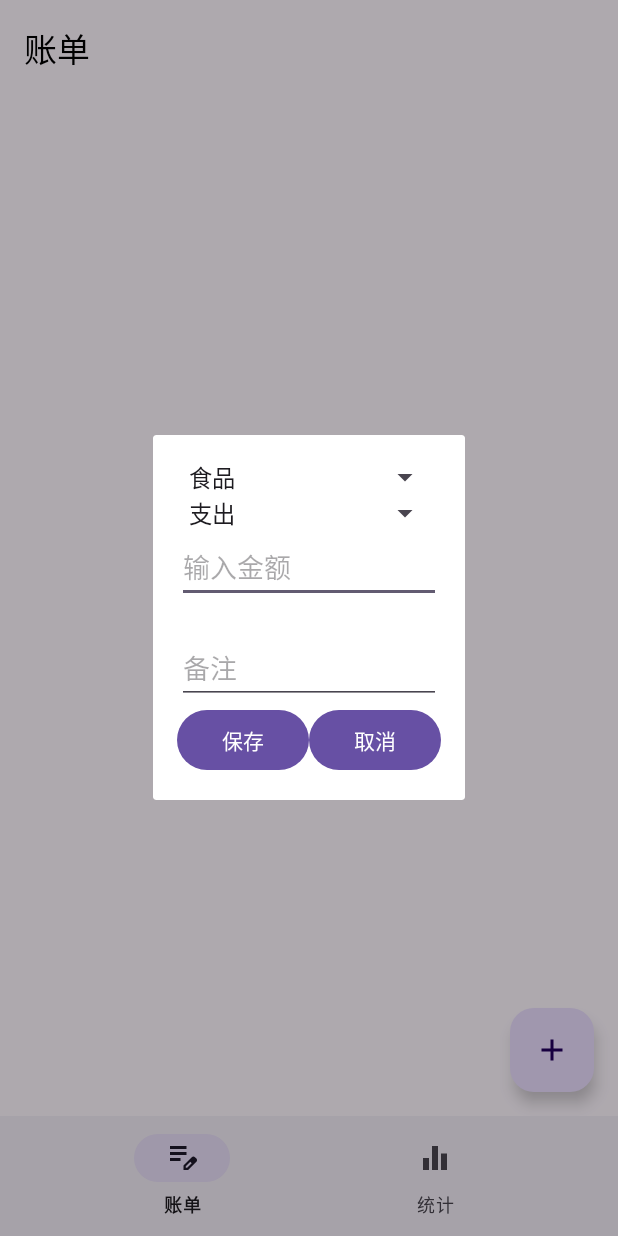
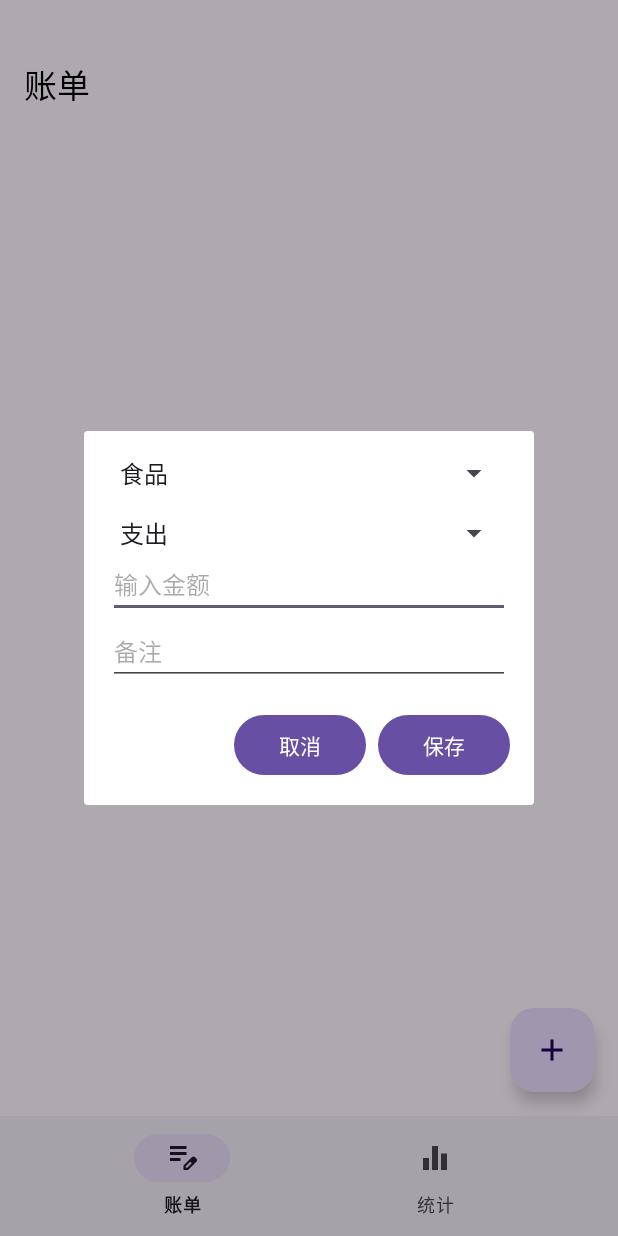
Before and after one commit to Dqc117266/book-keeping, an Android app: the screen it shows after launch (MainActivity), after a tap on "添加", on a phone screen of 412 x 824 dp. Run offline under Robolectric (Android 15) with nearby library versions, the phone set to English and light mode, and no system bars; our stand-ins replace Room's generated code, navigation-ui.

Commit message:
详情页面

```diff
--- a/app/build.gradle
+++ b/app/build.gradle
@@ -64,7 +64,8 @@ dependencies {
     annotationProcessor libs.room.compiler
     implementation libs.navigation.ui.ktx
 
-    implementation 'com.github.PhilJay:MPAndroidChart:v3.1.0'
+//    implementation 'com.github.PhilJay:MPAndroidChart:v3.1.0'
+    implementation libs.chart
 
     testImplementation libs.junit
     androidTestImplementation libs.androidx.junit
--- a/app/src/main/AndroidManifest.xml
+++ b/app/src/main/AndroidManifest.xml
@@ -15,6 +15,9 @@
         android:theme="@style/Theme.Bookkeeping"
         tools:targetApi="31">
         <activity
+            android:name=".presentation.screen.activity.BillDetailActivity"
+            android:exported="false" />
+        <activity
             android:name=".MainActivity"
             android:exported="true">
             <intent-filter>
--- a/app/src/main/java/com/exmple/book_keeping/data/database/RecordDao.java
+++ b/app/src/main/java/com/exmple/book_keeping/data/database/RecordDao.java
@@ -23,7 +23,7 @@ public interface RecordDao {
     @Delete
     void delete(Record record);
 
-    @Query("SELECT * FROM records")
+    @Query("SELECT * FROM records ORDER BY id DESC")
     LiveData<List<Record>> getAllRecords();
 
     @Query("SELECT * FROM records WHERE type = :type")
--- a/app/src/main/java/com/exmple/book_keeping/data/database/model/Record.java
+++ b/app/src/main/java/com/exmple/book_keeping/data/database/model/Record.java
@@ -3,9 +3,11 @@ package com.exmple.book_keeping.data.database.model;
 import androidx.room.Entity;
 import androidx.room.PrimaryKey;
 
+import java.io.Serializable;
+
 // Record.java
 @Entity(tableName = "records")
-public class Record {
+public class Record implements Serializable {
     @PrimaryKey(autoGenerate = true)
     public int id;
 
--- a/app/src/main/java/com/exmple/book_keeping/presentation/screen/adapter/RecordAdapter.java
+++ b/app/src/main/java/com/exmple/book_keeping/presentation/screen/adapter/RecordAdapter.java
@@ -4,11 +4,13 @@ import android.annotation.SuppressLint;
 import android.view.LayoutInflater;
 import android.view.View;
 import android.view.ViewGroup;
+
 import androidx.annotation.NonNull;
 import androidx.appcompat.app.AlertDialog;
 import androidx.recyclerview.widget.DiffUtil;
 import androidx.recyclerview.widget.ListAdapter;
 import androidx.recyclerview.widget.RecyclerView;
+
 import com.exmple.book_keeping.databinding.ItemRecordBinding;
 import com.exmple.book_keeping.data.database.model.Record;
 
@@ -18,15 +20,22 @@ public class RecordAdapter extends ListAdapter<Record, RecordAdapter.RecordViewH
         void onItemDelete(Record record);
     }
 
+    public interface OnItemClickListener {
+        void onItemClick(Record record);
+    }
+
     private static final int VIEW_TYPE_YEAR = 1;
     private static final int VIEW_TYPE_MONTH = 2;
     private static final int VIEW_TYPE_RECORD = 3;
 
     private OnItemDeleteListener onItemDeleteListener;
+    private OnItemClickListener onItemClickListener;
 
-    public RecordAdapter(OnItemDeleteListener onItemDeleteListener) {
+    public RecordAdapter(OnItemDeleteListener onItemDeleteListener, OnItemClickListener onItemClickListener) {
         super(DIFF_CALLBACK);
+
         this.onItemDeleteListener = onItemDeleteListener;
+        this.onItemClickListener = onItemClickListener;
     }
 
     @NonNull
@@ -41,6 +50,11 @@ public class RecordAdapter extends ListAdapter<Record, RecordAdapter.RecordViewH
     public void onBindViewHolder(@NonNull RecordViewHolder holder, int position) {
         Record record = getItem(position);
         holder.bind(record);
+        holder.itemView.setOnClickListener(view -> {
+            if (onItemClickListener != null) {
+                onItemClickListener.onItemClick(record);
+            }
+        });
     }
 
     class RecordViewHolder extends RecyclerView.ViewHolder {
--- a/app/src/main/java/com/exmple/book_keeping/presentation/screen/dialog/AddRecordDialog.java
+++ b/app/src/main/java/com/exmple/book_keeping/presentation/screen/dialog/AddRecordDialog.java
@@ -37,7 +37,6 @@ public class AddRecordDialog extends DialogFragment {
     private Spinner spinnerCategory;
     private Spinner spinnerType;
     private EditText editTextAmount;
-    private TextView textViewDate;
     private EditText editTextNote;
 
     public static AddRecordDialog newInstance() {
@@ -80,10 +79,7 @@ public class AddRecordDialog extends DialogFragment {
         spinnerCategory = view.findViewById(R.id.spinnerCategory);
         spinnerType = view.findViewById(R.id.spinnerType);
         editTextAmount = view.findViewById(R.id.editTextAmount);
-        textViewDate = view.findViewById(R.id.textViewDate);
         editTextNote = view.findViewById(R.id.editTextNote);
-
-        textViewDate.setText("");
 
         view.findViewById(R.id.buttonSave).setOnClickListener(v -> saveRecord());
         view.findViewById(R.id.buttonCancel).setOnClickListener(v -> dismiss());
--- a/app/src/main/java/com/exmple/book_keeping/presentation/screen/fragment/BillFragment.java
+++ b/app/src/main/java/com/exmple/book_keeping/presentation/screen/fragment/BillFragment.java
@@ -1,27 +1,31 @@
 package com.exmple.book_keeping.presentation.screen.fragment;
 
+import android.content.Intent;
 import android.os.Bundle;
 import android.view.LayoutInflater;
 import android.view.View;
 import android.view.ViewGroup;
+import android.widget.AdapterView;
 
 import androidx.annotation.NonNull;
 import androidx.annotation.Nullable;
+import androidx.constraintlayout.widget.ConstraintLayout;
 import androidx.fragment.app.Fragment;
 import androidx.lifecycle.ViewModelProvider;
 import androidx.recyclerview.widget.LinearLayoutManager;
 
 import com.exmple.book_keeping.data.database.model.Record;
 import com.exmple.book_keeping.databinding.FragmentBillBinding;
+import com.exmple.book_keeping.presentation.screen.activity.BillDetailActivity;
 import com.exmple.book_keeping.presentation.screen.adapter.RecordAdapter;
 import com.exmple.book_keeping.presentation.screen.dialog.AddRecordDialog;
+import com.exmple.book_keeping.presentation.util.StatusBarUtil;
 import com.exmple.book_keeping.presentation.viewmodel.RecordViewModel;
 
 public class BillFragment extends Fragment {
     private FragmentBillBinding binding;
     private RecordViewModel recordViewModel;
     private RecordAdapter recordAdapter;
-
 
     @Override
     public View onCreateView(LayoutInflater inflater, ViewGroup container, Bundle savedInstanceState) {
@@ -34,6 +38,11 @@ public class BillFragment extends Fragment {
         super.onViewCreated(view, savedInstanceState);
         recordViewModel = new ViewModelProvider(this).get(RecordViewModel.class);
 
+        int statusBarHeight = StatusBarUtil.getStatusBarHeight(getContext());
+        ConstraintLayout.MarginLayoutParams params = (ConstraintLayout.MarginLayoutParams) binding.toolbar.getLayoutParams();
+        params.setMargins(0, statusBarHeight, 0, 0);
+        binding.toolbar.setLayoutParams(params);
+
         binding.fabAdd.setOnClickListener(v -> {
             AddRecordDialog.newInstance().show(getParentFragmentManager(), "AddRecordDialog");
         });
@@ -42,6 +51,14 @@ public class BillFragment extends Fragment {
             @Override
             public void onItemDelete(Record record) {
                 recordViewModel.deleteRecord(record);
+            }
+        }, new RecordAdapter.OnItemClickListener() {
+
+            @Override
+            public void onItemClick(Record record) {
+                Intent intent = new Intent(getContext(), BillDetailActivity.class);
+                intent.putExtra("record", record);
+                startActivity(intent);
             }
         });
         binding.recyclerView.setLayoutManager(new LinearLayoutManager(getContext()));
--- /dev/null
+++ b/app/src/main/java/com/exmple/book_keeping/presentation/util/StatusBarUtil.java
@@ -0,0 +1,64 @@
+package com.exmple.book_keeping.presentation.util;
+
+import android.content.Context;
+import android.content.res.Resources;
+import android.util.DisplayMetrics;
+import android.util.TypedValue;
+
+public class StatusBarUtil {
+
+    /**
+     * 获取状态栏的高度
+     * @param context 上下文
+     * @return 状态栏高度（以像素为单位）
+     */
+    public static int getStatusBarHeight(Context context) {
+        int statusBarHeight = 0;
+        int resourceId = context.getResources().getIdentifier("status_bar_height", "dimen", "android");
+        if (resourceId > 0) {
+            statusBarHeight = context.getResources().getDimensionPixelSize(resourceId);
+        }
+        return statusBarHeight;
+    }
+
+    /**
+     * 获取底部导航栏的高度
+     * @param context 上下文
+     * @return 底部导航栏高度（以像素为单位）
+     */
+    public static int getNavigationBarHeight(Context context) {
+        int navigationBarHeight = 0;
+        Resources resources = context.getResources();
+        int resourceId = resources.getIdentifier("navigation_bar_height", "dimen", "android");
+        if (resourceId > 0) {
+            navigationBarHeight = resources.getDimensionPixelSize(resourceId);
+        }
+        return navigationBarHeight;
+    }
+
+    /**
+     * 将 dp 转换为像素
+     * @param context 上下文
+     * @param dp dp 值
+     * @return 像素值
+     */
+    public static int dpToPx(Context context, int dp) {
+        return Math.round(TypedValue.applyDimension(TypedValue.COMPLEX_UNIT_DIP, dp, context.getResources().getDisplayMetrics()));
+    }
+
+    public static int getScreenWidth(Context context) {
+        // 获取屏幕宽度
+        DisplayMetrics displayMetrics = context.getResources().getDisplayMetrics();
+        return displayMetrics.widthPixels;
+    }
+
+    /**
+     * 将像素转换为 dp
+     * @param context 上下文
+     * @param px 像素值
+     * @return dp 值
+     */
+    public static int pxToDp(Context context, int px) {
+        return Math.round(px / context.getResources().getDisplayMetrics().density);
+    }
+}
--- a/app/src/main/res/layout/dialog_add_record.xml
+++ b/app/src/main/res/layout/dialog_add_record.xml
@@ -4,6 +4,12 @@
     android:layout_height="wrap_content"
     android:orientation="vertical"
     android:padding="16dp">
+
+
+    <LinearLayout
+        android:layout_width="268dp"
+        android:layout_height="wrap_content"
+        android:orientation="vertical">
 
         <Spinner
             android:id="@+id/spinnerCategory"
@@ -15,6 +21,7 @@
             android:id="@+id/spinnerType"
             android:layout_width="match_parent"
             android:layout_height="wrap_content"
+            android:layout_marginTop="16dp"
             android:hint="Type" />
 
         <EditText
@@ -22,31 +29,22 @@
             android:layout_width="match_parent"
             android:layout_height="wrap_content"
             android:hint="输入金额"
+            android:textSize="16sp"
             android:inputType="numberDecimal" />
-
-    <TextView
-        android:id="@+id/textViewDate"
-        android:layout_width="match_parent"
-        android:layout_height="wrap_content"
-        android:text="Current Date" />
 
         <EditText
             android:id="@+id/editTextNote"
             android:layout_width="match_parent"
             android:layout_height="wrap_content"
+            android:textSize="16sp"
             android:hint="备注" />
 
         <LinearLayout
             android:layout_width="match_parent"
             android:layout_height="wrap_content"
             android:orientation="horizontal"
+            android:layout_marginTop="16dp"
             android:gravity="end">
-
-        <Button
-            android:id="@+id/buttonSave"
-            android:layout_width="wrap_content"
-            android:layout_height="wrap_content"
-            android:text="保存" />
 
             <Button
                 android:id="@+id/buttonCancel"
@@ -54,5 +52,15 @@
                 android:layout_height="wrap_content"
                 android:text="取消" />
 
+            <Button
+                android:id="@+id/buttonSave"
+                android:layout_width="wrap_content"
+                android:layout_height="wrap_content"
+                android:layout_marginLeft="8dp"
+                android:text="保存" />
+
         </LinearLayout>
+
     </LinearLayout>
+
+</LinearLayout>
```
Also changed, not shown: app/src/main/java/com/exmple/book_keeping/presentation/screen/activity/BillDetailActivity.java (added, +49 -0 lines), app/src/main/java/com/exmple/book_keeping/presentation/screen/fragment/StatisticsFragment.java (+14 -0 lines), app/src/main/res/drawable/ic_back_arrow.xml (added, +9 -0 lines), app/src/main/res/layout/activity_bill_detail.xml (added, +114 -0 lines), app/src/main/res/layout/fragment_statistics.xml (+66 -7 lines). Lines whose indentation alone changed are shown as unchanged.
